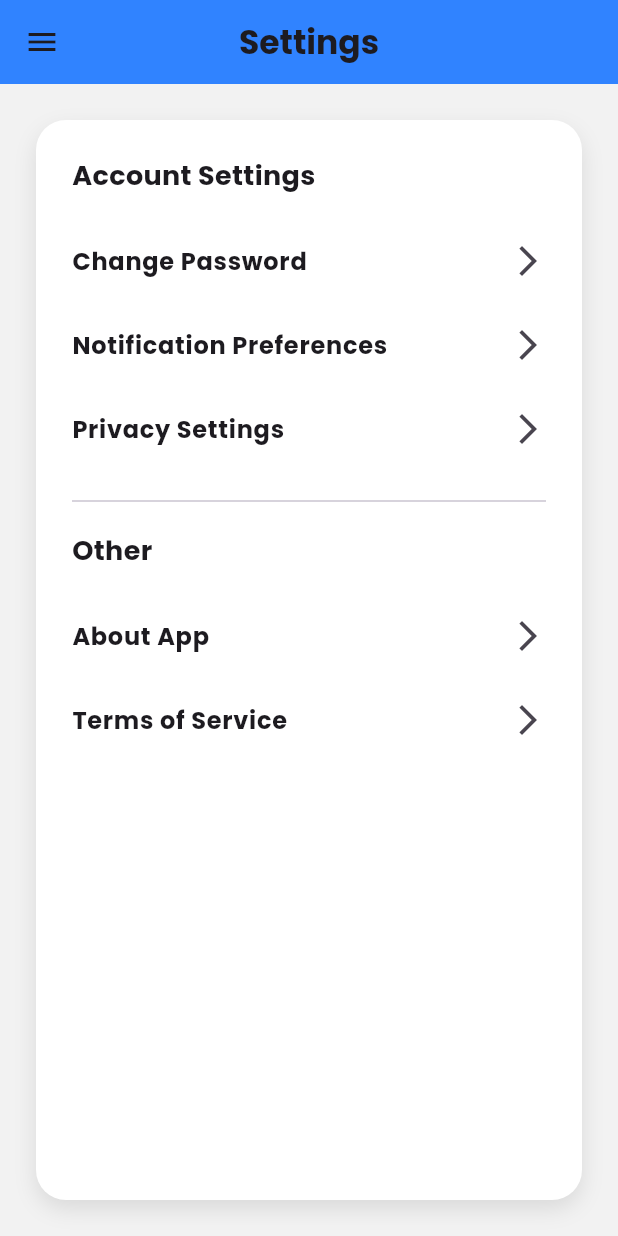
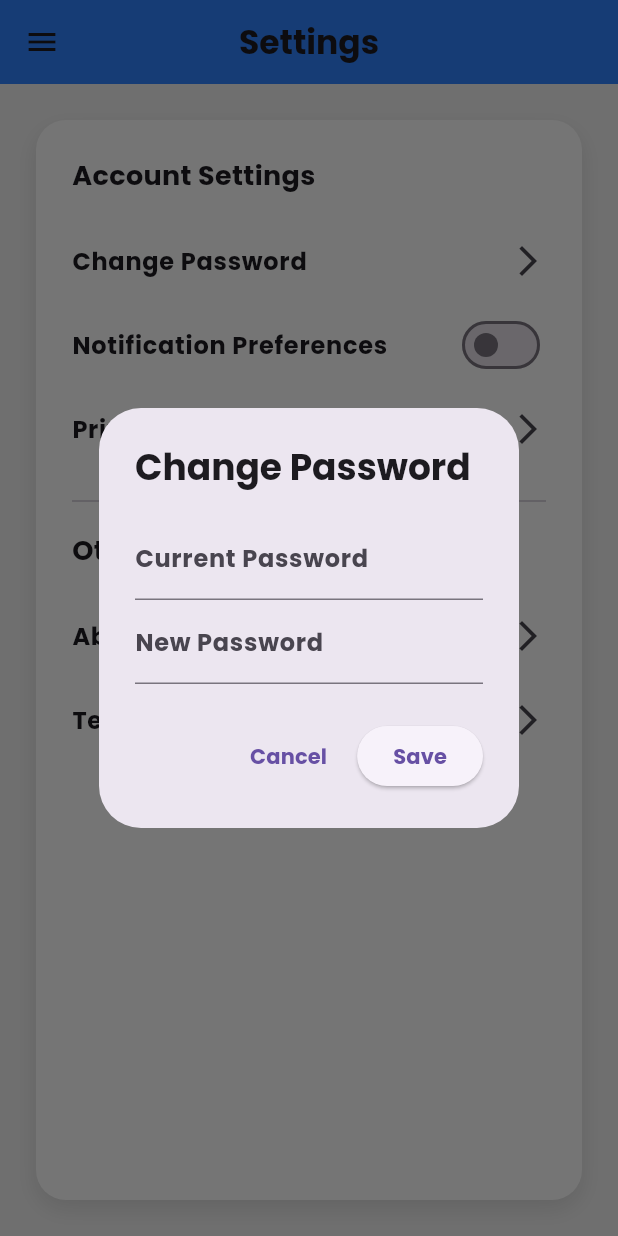
Before and after one commit to Bugrametli/CS-310-Project, a Flutter app: the SettingsScreen screen opened by its route, after a tap on "Change Password", on a phone screen of 412 x 824 dp. Run offline on Flutter 3.47's test engine with Material 3 defaults, Android fonts, the phone set to English and light mode, and no system bars; our stand-ins replace cloud_firestore, firebase_auth, firebase_core, fl_chart, shared_preferences; accounts and stored records are empty.

Commit message:
settings.dart

```diff
--- a/lib/settings.dart
+++ b/lib/settings.dart
@@ -1,8 +1,120 @@
 import 'package:flutter/material.dart';
+import 'package:shared_preferences/shared_preferences.dart';
+import 'package:firebase_auth/firebase_auth.dart';
 import 'main_drawer.dart';
 
-class SettingsScreen extends StatelessWidget {
+class SettingsScreen extends StatefulWidget {
   const SettingsScreen({super.key});
+
+  @override
+  State<SettingsScreen> createState() => _SettingsScreenState();
+}
+
+class _SettingsScreenState extends State<SettingsScreen> {
+  bool _notificationsEnabled = false;
+
+  @override
+  void initState() {
+    super.initState();
+    _loadNotificationPreference();
+  }
+
+  Future<void> _loadNotificationPreference() async {
+    final prefs = await SharedPreferences.getInstance();
+    setState(() {
+      _notificationsEnabled = prefs.getBool('notificationsEnabled') ?? false;
+    });
+  }
+
+  Future<void> _toggleNotification(bool value) async {
+    final prefs = await SharedPreferences.getInstance();
+    await prefs.setBool('notificationsEnabled', value);
+    setState(() {
+      _notificationsEnabled = value;
+    });
+  }
+
+  Future<void> _showChangePasswordDialog() async {
+    final currentController = TextEditingController();
+    final newController = TextEditingController();
+
+    showDialog(
+      context: context,
+      builder: (context) => AlertDialog(
+        title: const Text("Change Password"),
+        content: Column(
+          mainAxisSize: MainAxisSize.min,
+          children: [
+            TextField(
+              controller: currentController,
+              obscureText: true,
+              decoration: const InputDecoration(labelText: 'Current Password'),
+            ),
+            TextField(
+              controller: newController,
+              obscureText: true,
+              decoration: const InputDecoration(labelText: 'New Password'),
+            ),
+          ],
+        ),
+        actions: [
+          TextButton(
+            onPressed: () => Navigator.pop(context),
+            child: const Text("Cancel"),
+          ),
+          ElevatedButton(
+            onPressed: () async {
+              final user = FirebaseAuth.instance.currentUser;
+              final cred = EmailAuthProvider.credential(
+                email: user!.email!,
+                password: currentController.text,
+              );
+
+              try {
+                await user.reauthenticateWithCredential(cred);
+                await user.updatePassword(newController.text);
+                if (mounted) {
+                  Navigator.pop(context);
+                  ScaffoldMessenger.of(context).showSnackBar(
+                    const SnackBar(content: Text("Password updated successfully")),
+                  );
+                }
+              } catch (e) {
+                Navigator.pop(context);
+                ScaffoldMessenger.of(context).showSnackBar(
+                  SnackBar(content: Text("Failed to change password: $e")),
+                );
+              }
+            },
+            child: const Text("Save"),
+          ),
+        ],
+      ),
+    );
+  }
+
+  void _showAboutDialog() {
+    showDialog(
+      context: context,
+      builder: (context) => AlertDialog(
+        title: const Text("About This App"),
+        content: const Text(
+          "This app was created as a CS310 project.\n\n"
+          "Developed by:\n"
+          "- Eda Nur Güler\n"
+          "- Almira Aygün\n"
+          "- Sarp Cankur\n"
+          "- Buğra Metli",
+        ),
+        actions: [
+          TextButton(
+            onPressed: () => Navigator.pop(context),
+            child: const Text("Close"),
+          )
+        ],
+      ),
+    );
+  }
 
   @override
   Widget build(BuildContext context) {
@@ -38,19 +150,26 @@ class SettingsScreen extends StatelessWidget {
                 contentPadding: EdgeInsets.zero,
                 title: const Text('Change Password'),
                 trailing: const Icon(Icons.arrow_forward_ios),
-                onTap: () {},
+                onTap: _showChangePasswordDialog,
               ),
               ListTile(
                 contentPadding: EdgeInsets.zero,
                 title: const Text('Notification Preferences'),
-                trailing: const Icon(Icons.arrow_forward_ios),
-                onTap: () {},
+                trailing: Switch(
+                  value: _notificationsEnabled,
+                  onChanged: _toggleNotification,
+                ),
               ),
               ListTile(
                 contentPadding: EdgeInsets.zero,
                 title: const Text('Privacy Settings'),
                 trailing: const Icon(Icons.arrow_forward_ios),
-                onTap: () {},
+                onTap: () {
+                  // Gelecek geliştirme için yer tutucu
+                  ScaffoldMessenger.of(context).showSnackBar(
+                    const SnackBar(content: Text("Coming soon...")),
+                  );
+                },
               ),
               const Divider(height: 40),
               const Text('Other', style: TextStyle(fontSize: 18, fontWeight: FontWeight.bold)),
@@ -59,13 +178,18 @@ class SettingsScreen extends StatelessWidget {
                 contentPadding: EdgeInsets.zero,
                 title: const Text('About App'),
                 trailing: const Icon(Icons.arrow_forward_ios),
-                onTap: () {},
+                onTap: _showAboutDialog,
               ),
               ListTile(
                 contentPadding: EdgeInsets.zero,
                 title: const Text('Terms of Service'),
                 trailing: const Icon(Icons.arrow_forward_ios),
-                onTap: () {},
+                onTap: () {
+                  // Gelecek geliştirme için yer tutucu
+                  ScaffoldMessenger.of(context).showSnackBar(
+                    const SnackBar(content: Text("Coming soon...")),
+                  );
+                },
               ),
             ],
           ),
```
